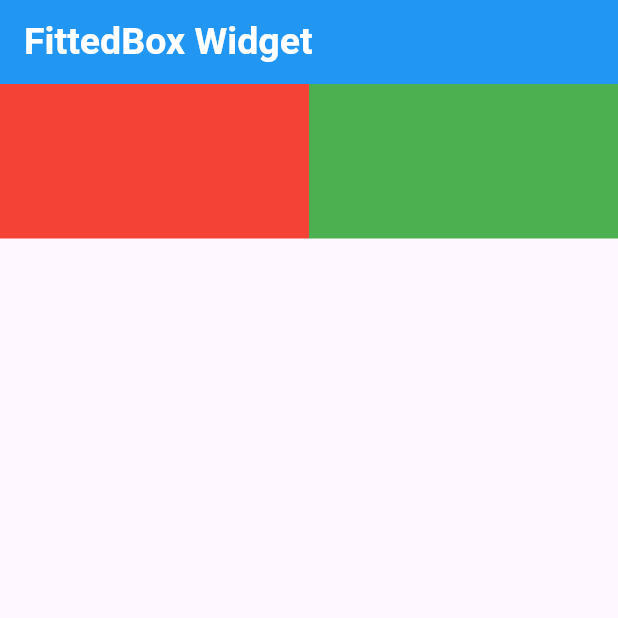
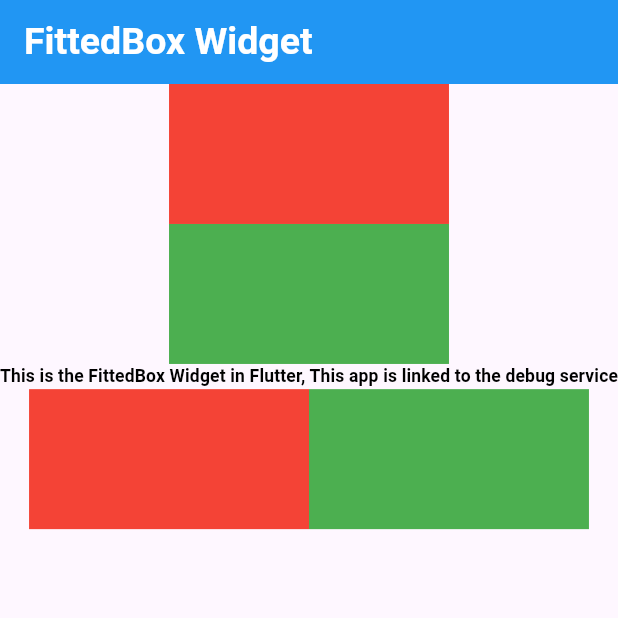
Before and after one commit to alhasann351/fittedbox_widget, a Flutter app: the screen it shows after launch, on a phone screen of 412 x 824 dp, the top half of it. Run offline on Flutter 3.47's test engine with Material 3 defaults, Android fonts, the phone set to English and light mode, and no system bars; our stand-ins replace device_preview.

Commit message:
fittedbox apply in column

```diff
--- a/lib/main.dart
+++ b/lib/main.dart
@@ -1,7 +1,12 @@
+import 'package:device_preview/device_preview.dart';
+import 'package:flutter/cupertino.dart';
 import 'package:flutter/material.dart';
+import 'package:flutter/widgets.dart';
 
 void main() {
-  runApp(const MyApp());
+  runApp(
+    DevicePreview(builder: (context) => const MyApp()),
+  );
 }
 
 class MyApp extends StatelessWidget {
@@ -11,6 +16,9 @@ class MyApp extends StatelessWidget {
   Widget build(BuildContext context) {
     return MaterialApp(
       debugShowCheckedModeBanner: false,
+      locale: DevicePreview.locale(context),
+      builder: DevicePreview.appBuilder,
+      darkTheme: ThemeData.dark(),
       theme: ThemeData(
         primaryColor: Colors.blue,
       ),
@@ -54,7 +62,7 @@ class _MyHomePageState extends State<MyHomePage> {
           ),
         ),
       ),*/
-      body: FittedBox(
+      /*body: FittedBox(
         child: Row(
           children: [
             Container(
@@ -69,6 +77,53 @@ class _MyHomePageState extends State<MyHomePage> {
             ),
           ],
         ),
+      ),*/
+      body: FittedBox(
+        child: Column(
+          children: [
+            FittedBox(
+              child: Container(
+                height: 200,
+                width: 400,
+                color: Colors.red,
+              ),
+            ),
+            FittedBox(
+              child: Container(
+                height: 200,
+                width: 400,
+                color: Colors.green,
+              ),
+            ),
+            const FittedBox(
+              child: Text(
+                'This is the FittedBox Widget in Flutter, This app is linked to the debug service',
+                maxLines: 1,
+                style: TextStyle(
+                  fontWeight: FontWeight.bold,
+                  fontSize: 25,
+                  color: Colors.black,
+                ),
+              ),
+            ),
+            FittedBox(
+              child: Row(
+                children: [
+                  Container(
+                    height: 200,
+                    width: 400,
+                    color: Colors.red,
+                  ),
+                  Container(
+                    height: 200,
+                    width: 400,
+                    color: Colors.green,
+                  ),
+                ],
+              ),
+            ),
+          ],
+        ),
       ),
     );
   }
--- a/pubspec.yaml
+++ b/pubspec.yaml
@@ -35,6 +35,7 @@ dependencies:
   # The following adds the Cupertino Icons font to your application.
   # Use with the CupertinoIcons class for iOS style icons.
   cupertino_icons: ^1.0.6
+  device_preview:
 
 dev_dependencies:
   flutter_test:
```
Also changed, not shown: pubspec.lock.
